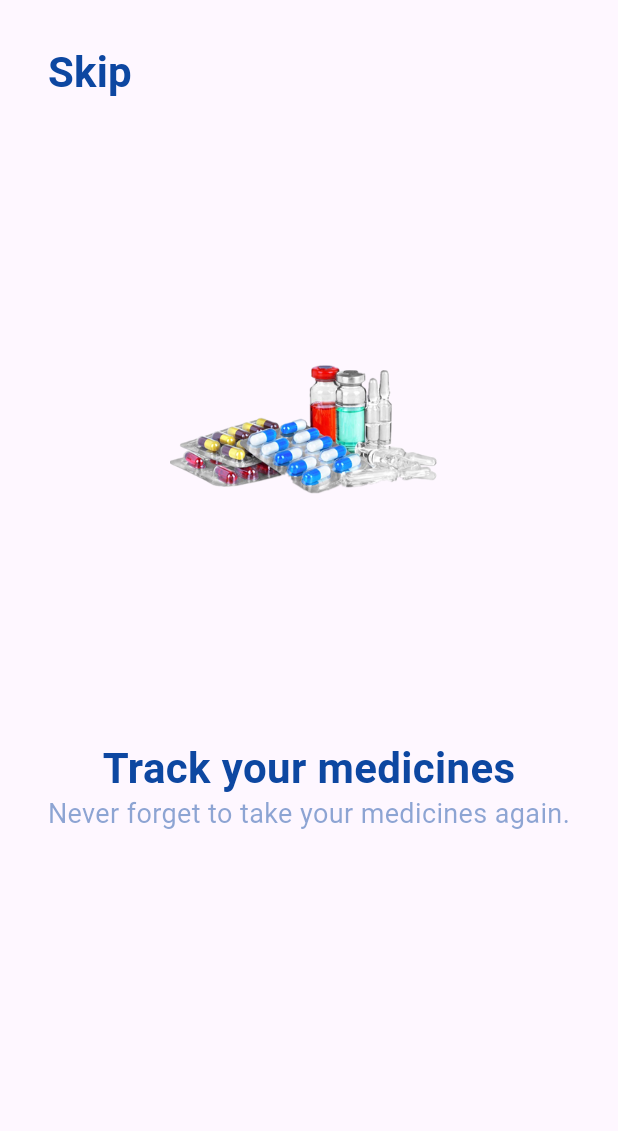
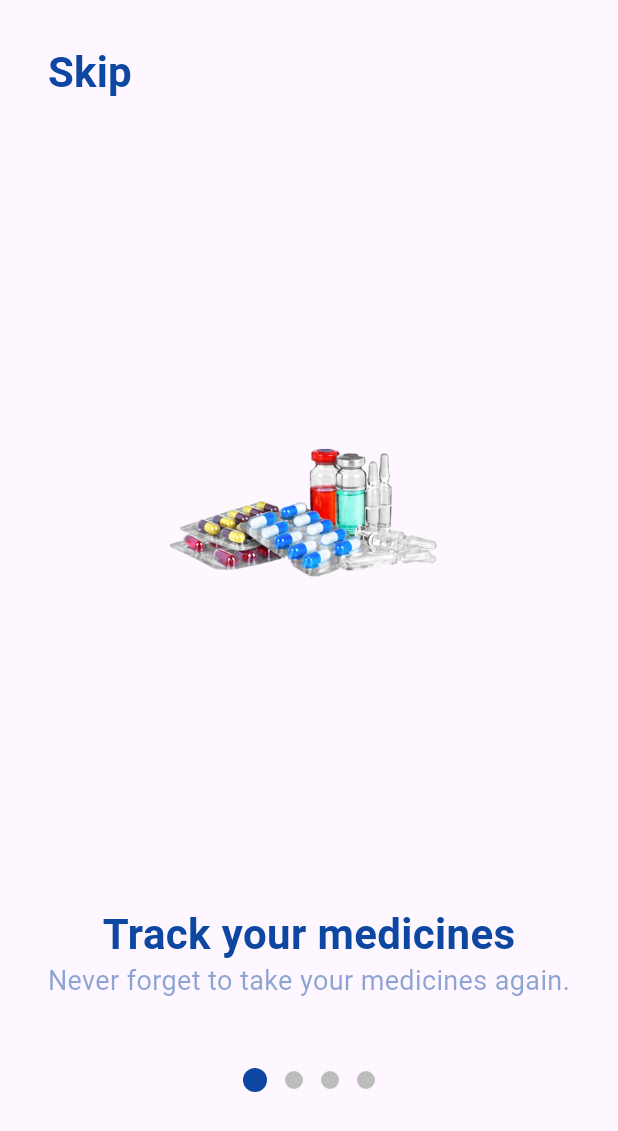
Before and after one commit to ehab37/Curely, a Flutter app: the screen it shows after launch, on a phone screen of 412 x 824 dp. Shown: the top 1131 px of the screen. Run offline on Flutter 3.47's test engine with Material 3 defaults, Android fonts, the light colour scheme and no system bars; drawn by our look-alikes of dots_indicator; our stand-ins replace go_router.

Commit message:
on boarding page view (ui + logic) 2 (finished)

```diff
--- a/lib/constants.dart
+++ b/lib/constants.dart
@@ -7,6 +7,8 @@ const Color kPrimaryColor = Color.fromRGBO(122, 122, 255, 1);
 const Color kBlueColor = Color(0xff0D47A1);
 const Color kDarkBlueColor = Color(0xff2B475E);
 const Color kGrayColor = Color(0xffBDBDBD);
+const double kHorizontalPadding = 30;
+const double kBottomPadding = 30;
 
 const List<OnBoardingModel> onBoardingPages = [
   OnBoardingModel(
--- a/lib/core/utils/styles.dart
+++ b/lib/core/utils/styles.dart
@@ -9,7 +9,7 @@ abstract class Styles {
   );
 
   static TextStyle style20 = TextStyle(
-    color: kBlueColor.withAlpha(120),
+    color: Colors.white,
     fontSize: 20,
     fontWeight: FontWeight.w400,
     wordSpacing: .1,
--- /dev/null
+++ b/lib/core/widgets/custom_button.dart
@@ -0,0 +1,38 @@
+import 'package:curely/constants.dart';
+import 'package:flutter/material.dart';
+
+class CustomButton extends StatelessWidget {
+  const CustomButton({
+    required this.child,
+    required this.onPressed,
+    super.key,
+    required this.backgroundColor,
+  });
+
+  final void Function() onPressed;
+  final Widget child;
+  final Color backgroundColor;
+
+  @override
+  Widget build(BuildContext context) {
+    return ElevatedButton(
+      onPressed: onPressed,
+      style: ButtonStyle(
+        side: WidgetStatePropertyAll(
+          BorderSide(
+            color: kBlueColor,
+            width: 2,
+          ),
+        ),
+        fixedSize: WidgetStatePropertyAll(Size(MediaQuery.of(context).size.width-60, 50)),
+        backgroundColor: WidgetStatePropertyAll(backgroundColor),
+        shape: WidgetStatePropertyAll(
+          RoundedRectangleBorder(
+            borderRadius: BorderRadius.circular(24),
+          ),
+        ),
+      ),
+      child: child,
+    );
+  }
+}
--- a/lib/features/welcome/presentation/views/widgets/on_boarding_page_view.dart
+++ b/lib/features/welcome/presentation/views/widgets/on_boarding_page_view.dart
@@ -3,11 +3,14 @@ import 'package:curely/features/welcome/presentation/views/widgets/page_view_uni
 import 'package:flutter/material.dart';
 
 class OnBoardingPageView extends StatelessWidget {
-  const OnBoardingPageView({super.key});
+  const OnBoardingPageView({super.key, required this.pageController});
+
+  final PageController pageController;
 
   @override
   Widget build(BuildContext context) {
     return PageView(
+      controller: pageController,
       children: [
         ...onBoardingPages.map((e) {
           return PageViewUnit(onBoardingModel: e);
--- a/lib/features/welcome/presentation/views/widgets/on_boarding_view_body.dart
+++ b/lib/features/welcome/presentation/views/widgets/on_boarding_view_body.dart
@@ -1,18 +1,85 @@
+import 'package:curely/constants.dart';
+import 'package:curely/core/utils/styles.dart';
+import 'package:curely/core/widgets/custom_button.dart';
 import 'package:curely/core/widgets/custom_text_button.dart';
 import 'package:curely/features/welcome/presentation/views/widgets/on_boarding_page_view.dart';
+import 'package:dots_indicator/dots_indicator.dart';
 import 'package:flutter/material.dart';
 
-class OnBoardingViewBody extends StatelessWidget {
+class OnBoardingViewBody extends StatefulWidget {
   const OnBoardingViewBody({super.key});
+
+  @override
+  State<OnBoardingViewBody> createState() => _OnBoardingViewBodyState();
+}
+
+class _OnBoardingViewBodyState extends State<OnBoardingViewBody> {
+  late PageController pageController;
+
+  int currentPage = 0;
+
+  @override
+  void initState() {
+    pageController = PageController();
+    pageController.addListener(() {
+      currentPage = pageController.page!.round();
+      setState(() {});
+    });
+    super.initState();
+  }
+
+  @override
+  void dispose() {
+    pageController.dispose();
+    super.dispose();
+  }
 
   @override
   Widget build(BuildContext context) {
     return SafeArea(
       child: Column(
         children: [
-          CustomTextButton(onPressed: (){},text: "Skip",),
-          Expanded(child: OnBoardingPageView()),
-          SizedBox(height: 200),
+          Visibility(
+            maintainSize: true,
+            maintainAnimation: true,
+            maintainState: true,
+            visible:
+                (pageController.hasClients
+                    ? currentPage
+                    : 0) !=
+                3,
+            child: CustomTextButton(onPressed: () {}, text: "Skip"),
+          ),
+          Expanded(child: OnBoardingPageView(pageController: pageController)),
+          DotsIndicator(
+            dotsCount: onBoardingPages.length,
+            position: pageController.hasClients
+                ? pageController.page!
+                : 0,
+            decorator: DotsDecorator(
+              activeColor: kBlueColor,
+              color: kGrayColor,
+              size: Size(12, 12),
+              activeSize: Size(16, 16),
+            ),
+          ),
+          SizedBox(height: 10),
+          Visibility(
+            visible:
+                (pageController.hasClients
+                    ? currentPage
+                    : 0) ==
+                3,
+            maintainSize: true,
+            maintainAnimation: true,
+            maintainState: true,
+            child: CustomButton(
+              onPressed: () {},
+              backgroundColor: kBlueColor,
+              child: Text("Get Started", style: Styles.style20),
+            ),
+          ),
+          SizedBox(height: kBottomPadding),
         ],
       ),
     );
--- a/lib/features/welcome/presentation/views/widgets/page_view_unit.dart
+++ b/lib/features/welcome/presentation/views/widgets/page_view_unit.dart
@@ -14,7 +14,7 @@ class PageViewUnit extends StatelessWidget {
       child: Column(
 
         children: [
-          Spacer(),
+          Spacer(flex: 3,),
           SizedBox(
             width: MediaQuery.of(context).size.width * 2 / 3.25,
             child: AspectRatio(
@@ -22,14 +22,14 @@ class PageViewUnit extends StatelessWidget {
               child: Image.asset(onBoardingModel.image),
             ),
           ),
-          Spacer(),
+          Spacer(flex: 3,),
           Text(onBoardingModel.title, style: Styles.style28),
           Text(
             onBoardingModel.subTitle,
             style: Styles.style18,
             textAlign: TextAlign.center,
           ),
-          Spacer(),
+          Spacer(flex: 1,),
         ],
       ),
     );
--- a/pubspec.yaml
+++ b/pubspec.yaml
@@ -35,6 +35,7 @@ dependencies:
   # The following adds the Cupertino Icons font to your application.
   # Use with the CupertinoIcons class for iOS style icons.
   cupertino_icons: ^1.0.8
+  dots_indicator: ^4.0.1
 
 dev_dependencies:
   flutter_launcher_icons: ^0.14.4
```
Also changed, not shown: pubspec.lock.
